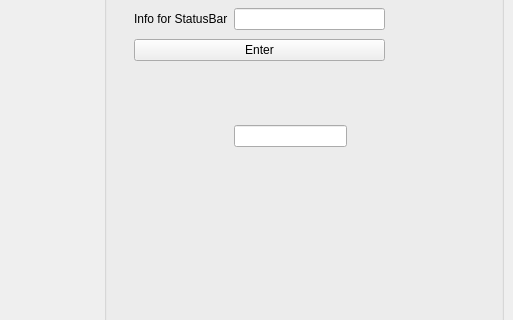
The window that untitled42/mainwindow.ui (alex-sava/Projects) describes before a commit, drawn with Qt 5; both pictures show x 312 to 825 and y 234 to 554 of the 825 by 760 pixel window.
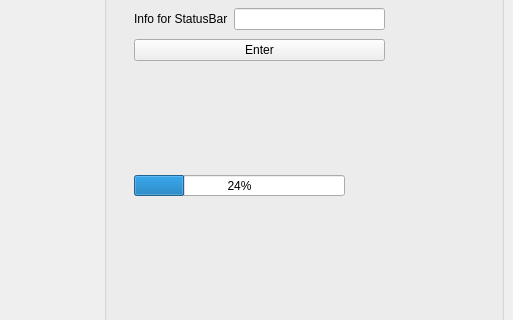
The same window after the commit.

The edit to the form file:
```diff
--- a/untitled42/mainwindow.ui
+++ b/untitled42/mainwindow.ui
@@ -108,15 +108,27 @@
         </item>
        </layout>
       </widget>
-      <widget class="QLineEdit" name="lineEdit_2">
+      <widget class="QProgressBar" name="progressBar">
        <property name="geometry">
         <rect>
-         <x>130</x>
-         <y>350</y>
-         <width>113</width>
-         <height>22</height>
+         <x>30</x>
+         <y>400</y>
+         <width>211</width>
+         <height>21</height>
         </rect>
        </property>
+       <property name="minimum">
+        <number>0</number>
+       </property>
+       <property name="maximum">
+        <number>100</number>
+       </property>
+       <property name="value">
+        <number>24</number>
+       </property>
+       <property name="orientation">
+        <enum>Qt::Horizontal</enum>
+       </property>
       </widget>
      </widget>
     </item>
```
Left out of the diff: 29 changed lines with no effect on the pictures.
